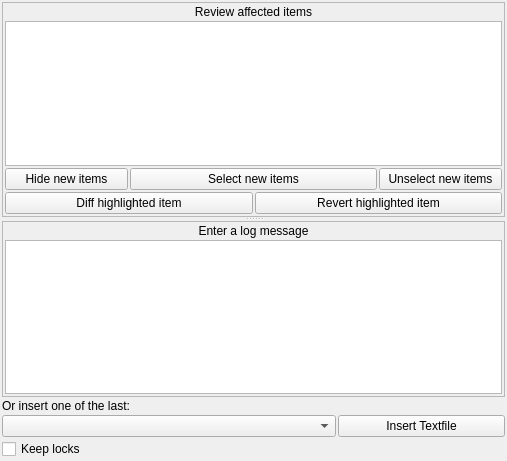
First picture: the form in src/ksvnwidgets/commitmessage.ui, repository KDE/kdesvn, before the edit.
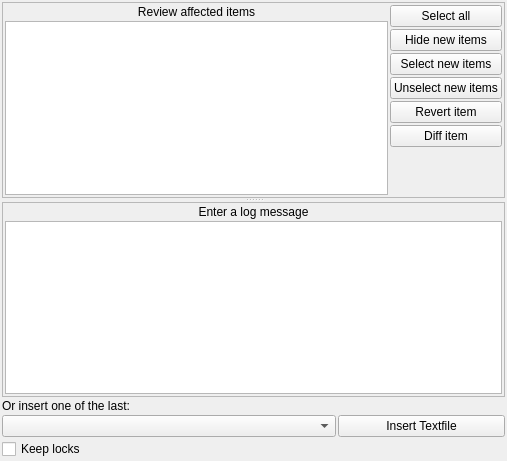
Second picture: the form after the edit. Custom widgets are drawn as their Qt base class.

Commit message: implemented #565 - "Select all" button for commit box

The edit to the form file:
```diff
--- a/src/ksvnwidgets/commitmessage.ui
+++ b/src/ksvnwidgets/commitmessage.ui
@@ -26,7 +26,9 @@
       <property name="frameShadow">
        <enum>QFrame::Raised</enum>
       </property>
-      <layout class="QVBoxLayout" name="verticalLayout">
+      <layout class="QHBoxLayout" name="horizontalLayout">
+       <item>
+        <layout class="QVBoxLayout" name="verticalLayout_4">
        <item>
         <widget class="QLabel" name="m_Reviewlabel">
          <property name="text">
@@ -59,9 +61,18 @@
          </property>
         </widget>
        </item>
+        </layout>
+       </item>
        <item>
-        <layout class="QGridLayout" name="gridLayout">
-         <item row="0" column="0">
+        <layout class="QVBoxLayout" name="verticalLayout">
+         <item>
+          <widget class="QPushButton" name="m_SelectAllButton">
+           <property name="text">
+            <string>Select all</string>
+           </property>
+          </widget>
+         </item>
+         <item>
           <widget class="QPushButton" name="m_HideNewItems">
            <property name="text">
             <string>Hide new items</string>
@@ -71,7 +82,7 @@
            </property>
           </widget>
          </item>
-         <item row="0" column="1" colspan="2">
+         <item>
           <widget class="QPushButton" name="m_MarkUnversioned">
            <property name="toolTip">
             <string>Mark all new e.g. not versioned items for add and commit.</string>
@@ -81,7 +92,7 @@
            </property>
           </widget>
          </item>
-         <item row="0" column="3">
+         <item>
           <widget class="QPushButton" name="m_UnmarkUnversioned">
            <property name="toolTip">
             <string>Unmark all unversioned items so they will be ignored.</string>
@@ -91,23 +102,39 @@
            </property>
           </widget>
          </item>
-         <item row="1" column="0" colspan="2">
-          <widget class="QPushButton" name="m_DiffItem">
-           <property name="toolTip">
-            <string>Generates and display difference against repository of selected item</string>
-           </property>
-           <property name="text">
-            <string>Diff highlighted item</string>
-           </property>
-          </widget>
-         </item>
-         <item row="1" column="2" colspan="2">
+         <item>
           <widget class="QPushButton" name="m_RevertItemButton">
-           <property name="text">
+           <property name="toolTip">
             <string>Revert highlighted item</string>
            </property>
+           <property name="text">
+            <string>Revert item</string>
+           </property>
           </widget>
          </item>
+         <item>
+          <widget class="QPushButton" name="m_DiffItem">
+           <property name="toolTip">
+            <string>Generates and display difference against repository of selected item</string>
+           </property>
+           <property name="text">
+            <string>Diff item</string>
+           </property>
+          </widget>
+         </item>
+         <item>
+          <spacer name="verticalSpacer">
+           <property name="orientation">
+            <enum>Qt::Vertical</enum>
+           </property>
+           <property name="sizeHint" stdset="0">
+            <size>
+             <width>20</width>
+             <height>40</height>
+            </size>
+           </property>
+          </spacer>
+         </item>
         </layout>
        </item>
       </layout>
```
Left out of the diff: 40 changed lines with no effect on the pictures. Lines whose indentation alone changed are shown as unchanged. The commit also changes 5 other files.
